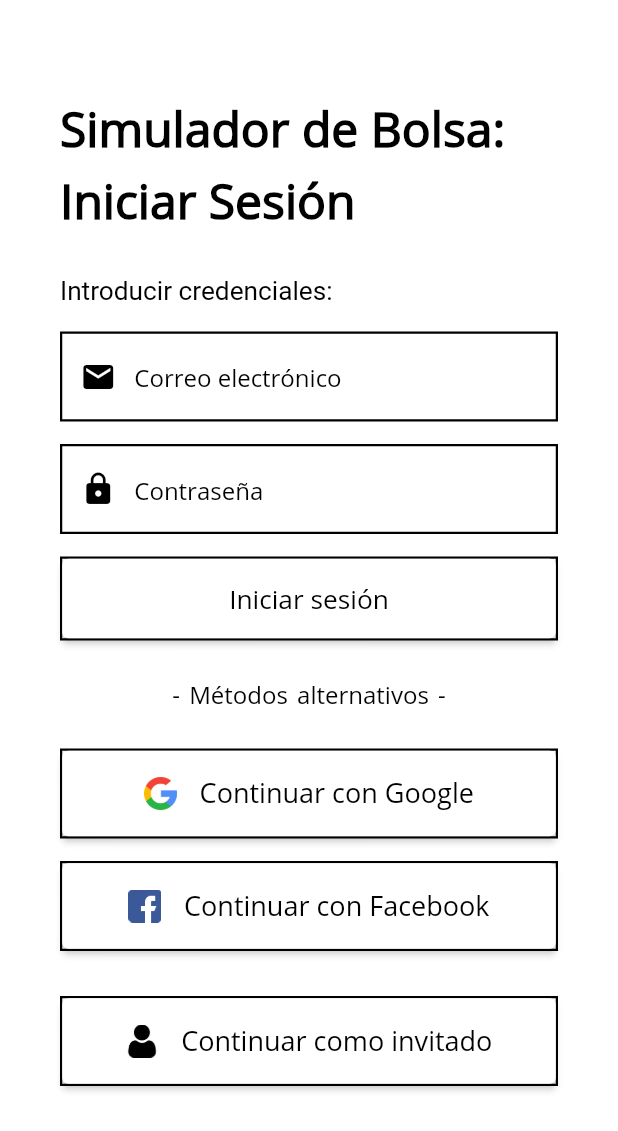
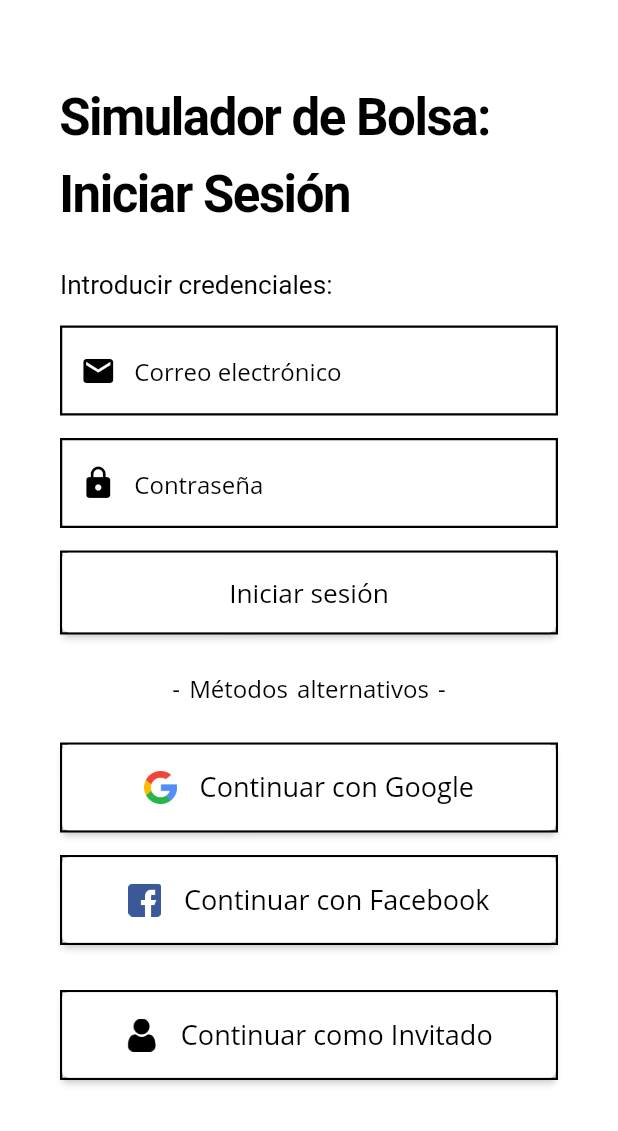
Before and after one commit to JoshuaR503/Stock-Market-Simulator, a Flutter app: the screen it shows after launch, on a phone screen of 412 x 824 dp. Shown: the top 1131 px of the screen. Run offline on Flutter 3.47's test engine with Material 2 defaults, Android fonts, the phone set to English and light mode, and no system bars; our stand-ins replace cloud_firestore, firebase_analytics, firebase_auth, firebase_core, font_awesome_flutter, google_sign_in; missing offline and left inert: apple_sign_in, flutter_facebook_auth; accounts and stored records are empty.

Commit message:
Creating UI.

```diff
--- a/lib/main.dart
+++ b/lib/main.dart
@@ -5,6 +5,7 @@ import 'package:firebase_analytics/observer.dart';
 import 'package:firebase_analytics/firebase_analytics.dart';
 import 'package:firebase_auth/firebase_auth.dart';
 import 'package:firebase_core/firebase_core.dart';
+import 'package:simulador/screens/home/home.dart';
 import 'package:simulador/screens/login/login.dart';
 import 'package:simulador/screens/login/profile.dart';
 
@@ -42,9 +43,10 @@ class MyApp extends StatelessWidget {
 
         routes: {
           '/': (context) => LoginScreen(),
-          // '/topics': (context) => TopicsScreen(),
-          '/profile': (context) => ProfileScreen(),
-          '/about': (context) => AboutScreen(),
+          '/home': (context) => HomeScreen(),
+
+          // '/profile': (context) => ProfileScreen(),
+          // '/about': (context) => AboutScreen(),
         },
 
         theme: ThemeData(
--- a/lib/screens/login/login.dart
+++ b/lib/screens/login/login.dart
@@ -25,7 +25,7 @@ class _LoginScreenState extends State<LoginScreen> {
     auth.getUser;
 
     if (auth.getUser != null) {
-      Navigator.pushReplacementNamed(context, '/profile');
+      Navigator.pushReplacementNamed(context, '/home');
     }
   }
 
@@ -50,7 +50,7 @@ class _LoginScreenState extends State<LoginScreen> {
                   height: double.infinity,
                   child: SingleChildScrollView(
                     physics: AlwaysScrollableScrollPhysics(),
-                    padding: EdgeInsets.symmetric(horizontal: 40.0,vertical: 60.0),
+                    padding: EdgeInsets.symmetric(horizontal: 40.0,vertical: 50.0),
                     child: this._buildBody()
                   ),
                 )
@@ -70,9 +70,9 @@ class _LoginScreenState extends State<LoginScreen> {
           'Simulador de Bolsa: Iniciar Sesión',
           style: TextStyle(
             color: Colors.black,
-            fontFamily: 'OpenSans',
-            fontSize: 32.0,
+            fontSize: 34.0,
             height: 1.5,
+            letterSpacing: -1,
             fontWeight: FontWeight.bold,
           ),
         ),
@@ -119,7 +119,7 @@ class _LoginScreenState extends State<LoginScreen> {
         ),
 
         SizedBox(height: 15),
-        AltLoginButton(imageUrl: "assets/user.png",text: "Continuar como invitado", loginMethod: auth.annLogin),
+        AltLoginButton(imageUrl: "assets/user.png",text: "Continuar como Invitado", loginMethod: auth.annLogin),
       ],
     );
   }
--- a/lib/screens/login/widgets.dart
+++ b/lib/screens/login/widgets.dart
@@ -30,7 +30,7 @@ class AltLoginButton extends StatelessWidget {
           final user = await loginMethod();
 
           if (user != null) {
-            Navigator.pushReplacementNamed(context, '/profile');
+            Navigator.pushReplacementNamed(context, '/home');
           }
         },
         child: Row(
--- a/pubspec.yaml
+++ b/pubspec.yaml
@@ -68,6 +68,11 @@ flutter:
     - family: OpenSans
       fonts:
         - asset: assets/fonts/OpenSans.ttf
+    - family: Lato
+      fonts:
+        - asset: assets/fonts/Lato-Regular.ttf
+        - asset: assets/fonts/Lato-Bold.ttf
+          weight: 700
 
   # To add assets to your application, add an assets section, like this:
   # assets:
```
Also changed, not shown: lib/screens/home/home.dart (added, +150 -0 lines), assets/fonts/Lato-Black.ttf (added), assets/fonts/Lato-BlackItalic.ttf (added), assets/fonts/Lato-Bold.ttf (added), assets/fonts/Lato-BoldItalic.ttf (added), assets/fonts/Lato-Italic.ttf (added), assets/fonts/Lato-Light.ttf (added), assets/fonts/Lato-LightItalic.ttf (added), assets/fonts/Lato-Regular.ttf (added), assets/fonts/Lato-Thin.ttf (added), assets/fonts/Lato-ThinItalic.ttf (added), 3 other files.
